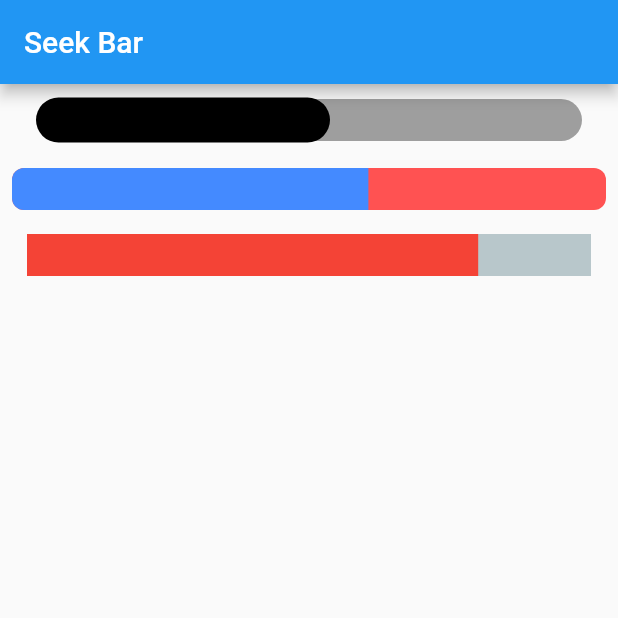
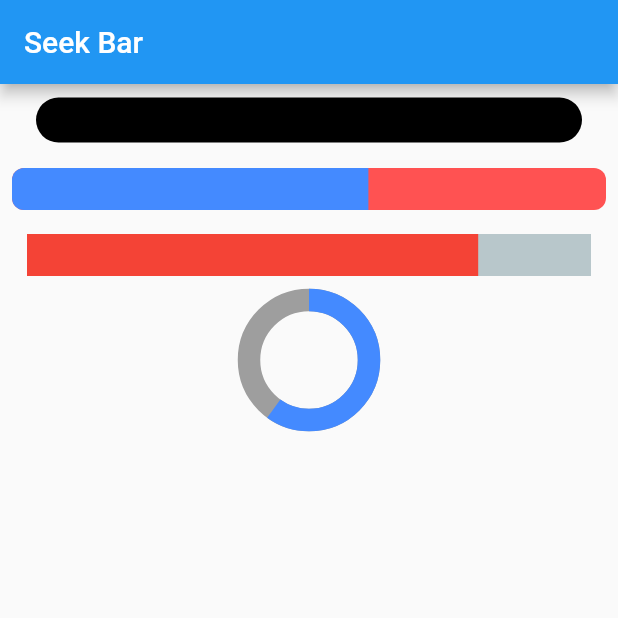
Before and after one commit to devapalanisamy/my_flutter_playground, a Flutter app: the screen it shows after launch, on a phone screen of 412 x 824 dp, the top half of it. Run offline on Flutter 3.47's test engine with Material 2 defaults, Android fonts, the phone set to English and light mode, and no system bars; drawn by our look-alikes of percent_indicator.

```diff
--- a/my_flutter_playground/lib/widgets/seekbar.dart
+++ b/my_flutter_playground/lib/widgets/seekbar.dart
@@ -11,9 +11,9 @@ class CustomSeekBar extends StatelessWidget {
       body: Column(children: [
         SliderTheme(
           child: Slider(
-            value: 50,
-            max: 100,
-            min: 0,
+            value: 100.0,
+            max: 100.0,
+            min: 0.0,
             activeColor: Colors.black,
             inactiveColor: Colors.grey,
             onChanged: (double value) {},
@@ -22,7 +22,7 @@ class CustomSeekBar extends StatelessWidget {
               trackHeight: 28,
               thumbColor: Colors.transparent,
               disabledThumbColor: Colors.transparent,
-              rangeThumbShape: null),
+              thumbShape: RoundSliderThumbShape(enabledThumbRadius: 0.0)),
         ),
         Padding(
           padding: const EdgeInsets.all(8.0),
@@ -49,7 +49,20 @@ class CustomSeekBar extends StatelessWidget {
               linearStrokeCap: LinearStrokeCap.butt,
             ),
           ),
-        )
+        ),
+        Padding(
+          padding: const EdgeInsets.all(8.0),
+          child: Container(
+            height: 80,
+            width: 80,
+            child: CircularProgressIndicator(
+              strokeWidth: 15,
+              backgroundColor: Colors.grey,
+              valueColor: AlwaysStoppedAnimation<Color>(Colors.blueAccent),
+              value: 0.6,
+            ),
+          ),
+        ),
       ]),
     );
   }
```
